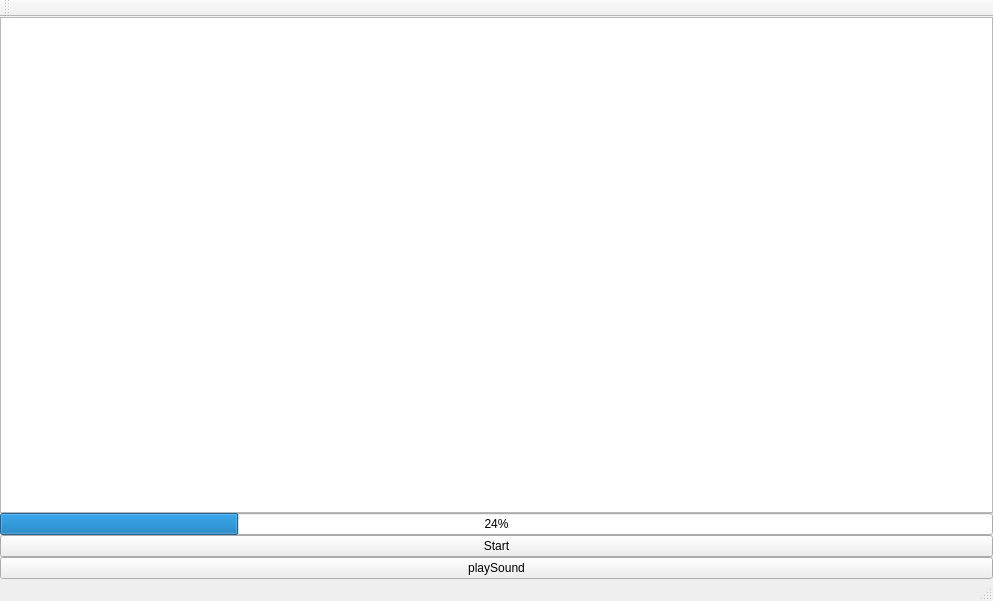
The window that mainwindow.ui (samyv/Groept_AstarMario) describes before a commit, drawn with Qt 5.
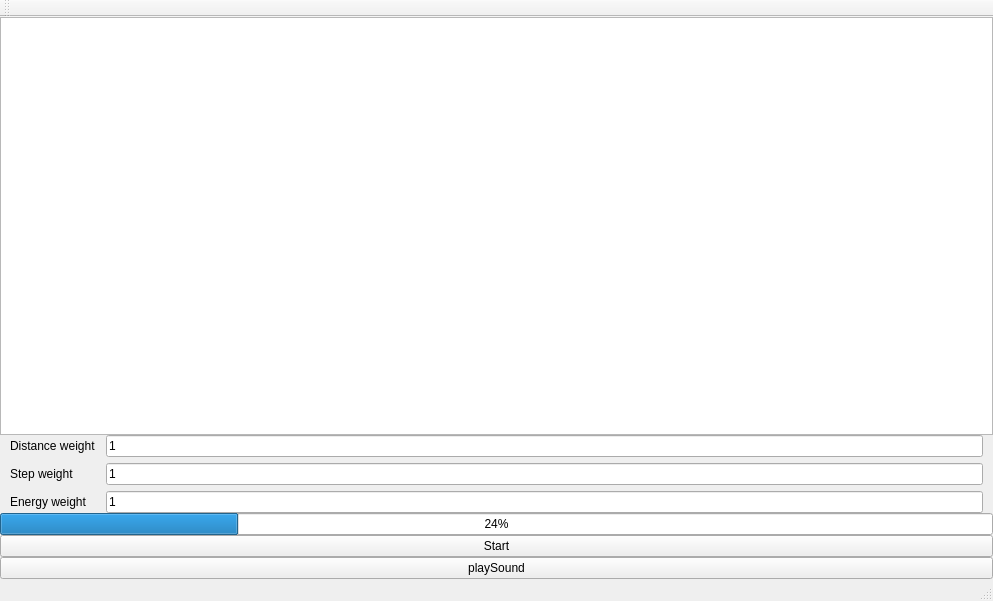
The same window after the commit.

Diff of the .ui file:
```diff
--- a/mainwindow.ui
+++ b/mainwindow.ui
@@ -49,6 +49,61 @@
       </property>
      </widget>
     </item>
+    <item>
+     <layout class="QGridLayout" name="gridLayout">
+      <property name="leftMargin">
+       <number>10</number>
+      </property>
+      <property name="rightMargin">
+       <number>10</number>
+      </property>
+      <property name="horizontalSpacing">
+       <number>10</number>
+      </property>
+      <item row="0" column="2">
+       <widget class="QLabel" name="distancew">
+        <property name="text">
+         <string>Distance weight</string>
+        </property>
+       </widget>
+      </item>
+      <item row="2" column="2">
+       <widget class="QLabel" name="energyw">
+        <property name="text">
+         <string>Energy weight</string>
+        </property>
+       </widget>
+      </item>
+      <item row="0" column="4">
+       <widget class="QLineEdit" name="distanceweightval">
+        <property name="text">
+         <string>1</string>
+        </property>
+       </widget>
+      </item>
+      <item row="1" column="2">
+       <widget class="QLabel" name="stepw">
+        <property name="text">
+         <string>Step weight</string>
+        </property>
+       </widget>
+      </item>
+      <item row="2" column="4">
+       <widget class="QLineEdit" name="energyweightval">
+        <property name="text">
+         <string>1</string>
+        </property>
+       </widget>
+      </item>
+      <item row="1" column="4">
+       <widget class="QLineEdit" name="stepweightval">
+        <property name="text">
+         <string>1</string>
+        </property>
+       </widget>
+      </item>
+     </layout>
+    </item>
     <item>
      <widget class="QProgressBar" name="healthbar">
       <property name="value">
```
Left out of the diff: 2 changed lines with no effect on the pictures.
